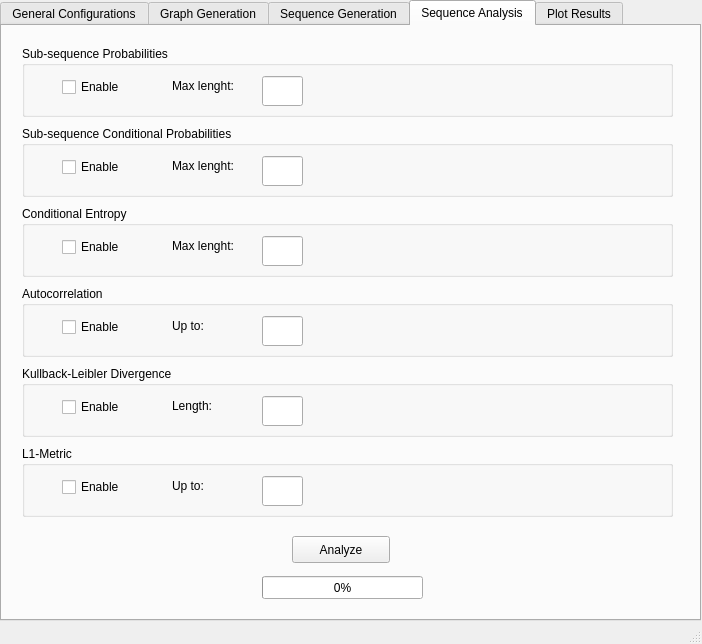
Before: the Qt Designer form gui.ui in franchenstein/master_project, drawn with Qt 5.
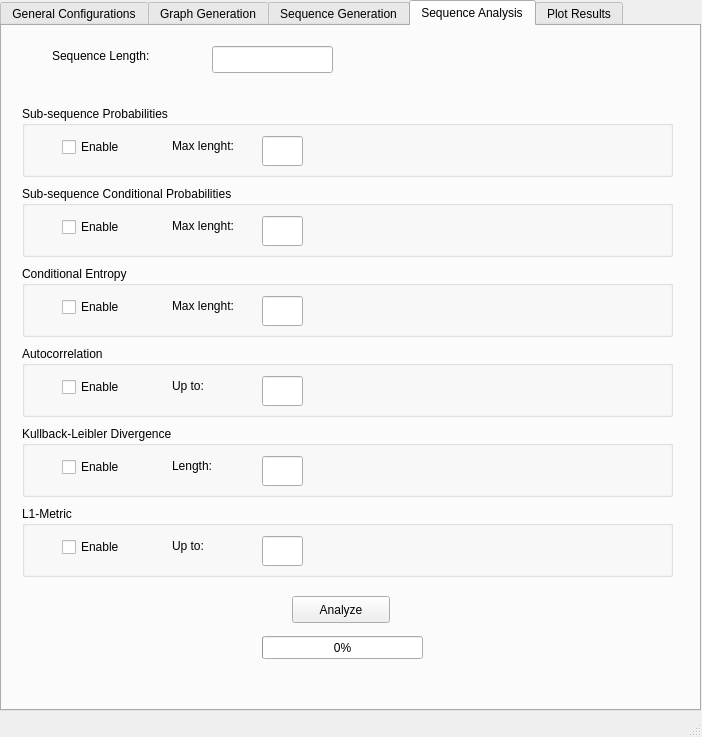
After: the same form once the commit is applied. The open tabs and pages were chosen to show the change.

Commit message: Finished creating functions for GUI controller. Will start debugging.

```diff
--- a/gui.ui
+++ b/gui.ui
@@ -7,7 +7,7 @@
     <x>0</x>
     <y>0</y>
     <width>702</width>
-    <height>644</height>
+    <height>737</height>
    </rect>
   </property>
   <property name="windowTitle">
@@ -20,7 +20,7 @@
       <x>0</x>
       <y>0</y>
       <width>701</width>
-      <height>621</height>
+      <height>711</height>
      </rect>
     </property>
     <property name="currentIndex">
@@ -540,7 +540,7 @@
       <property name="geometry">
        <rect>
         <x>20</x>
-        <y>20</y>
+        <y>80</y>
         <width>651</width>
         <height>71</height>
        </rect>
@@ -592,7 +592,7 @@
       <property name="geometry">
        <rect>
         <x>20</x>
-        <y>100</y>
+        <y>160</y>
         <width>651</width>
         <height>71</height>
        </rect>
@@ -644,7 +644,7 @@
       <property name="geometry">
        <rect>
         <x>20</x>
-        <y>180</y>
+        <y>240</y>
         <width>651</width>
         <height>71</height>
        </rect>
@@ -696,7 +696,7 @@
       <property name="geometry">
        <rect>
         <x>20</x>
-        <y>260</y>
+        <y>320</y>
         <width>651</width>
         <height>71</height>
        </rect>
@@ -748,7 +748,7 @@
       <property name="geometry">
        <rect>
         <x>20</x>
-        <y>340</y>
+        <y>400</y>
         <width>651</width>
         <height>71</height>
        </rect>
@@ -800,7 +800,7 @@
       <property name="geometry">
        <rect>
         <x>20</x>
-        <y>420</y>
+        <y>480</y>
         <width>651</width>
         <height>71</height>
        </rect>
@@ -852,7 +852,7 @@
       <property name="geometry">
        <rect>
         <x>290</x>
-        <y>510</y>
+        <y>570</y>
         <width>98</width>
         <height>27</height>
        </rect>
@@ -865,7 +865,7 @@
       <property name="geometry">
        <rect>
         <x>260</x>
-        <y>550</y>
+        <y>610</y>
         <width>161</width>
         <height>23</height>
        </rect>
@@ -874,6 +874,29 @@
        <number>0</number>
       </property>
      </widget>
+     <widget class="QLineEdit" name="an_seq_len">
+      <property name="geometry">
+       <rect>
+        <x>210</x>
+        <y>20</y>
+        <width>121</width>
+        <height>27</height>
+       </rect>
+      </property>
+     </widget>
+     <widget class="QLabel" name="label_40">
+      <property name="geometry">
+       <rect>
+        <x>50</x>
+        <y>20</y>
+        <width>131</width>
+        <height>20</height>
+       </rect>
+      </property>
+      <property name="text">
+       <string>Sequence Length:</string>
+      </property>
+     </widget>
     </widget>
     <widget class="QWidget" name="tab_5">
      <attribute name="title">
```
Left out of the diff: 42 changed lines with no effect on the pictures. The commit also changes 3 other files.
